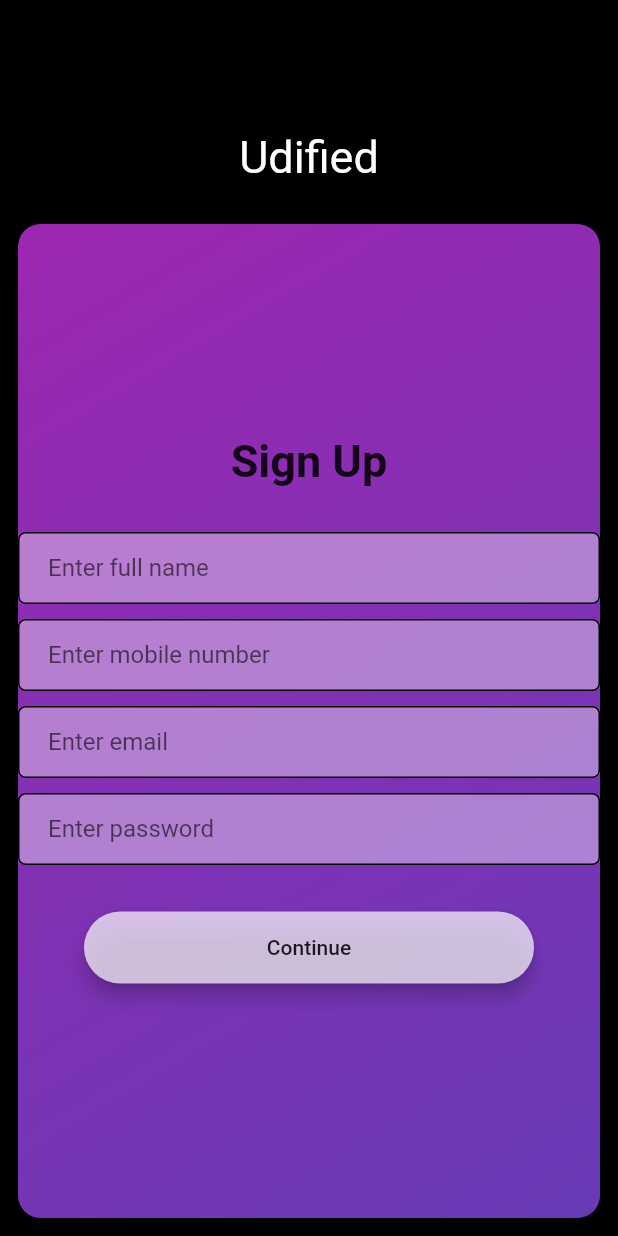
After one commit to swapnilgulbake/edified, a Flutter app: the screen it shows after launch, after a tap on "Sign Up", on a phone screen of 412 x 824 dp. The commit adds this screen. Run offline on Flutter 3.47's test engine with Material 2 defaults, Android fonts, the phone set to English and light mode, and no system bars.

Commit message:
Welcome Screen, login,register and homescreen with navigator

```diff
--- /dev/null
+++ b/lib/constants/constants.dart
@@ -0,0 +1,22 @@
+import 'package:flutter/material.dart';
+
+const kInputDecoration = InputDecoration(
+  fillColor: Colors.white38,
+  filled: true,
+  hintText: 'Enter a text',
+  contentPadding:
+  EdgeInsets.symmetric(vertical: 10.0, horizontal: 20.0),
+  border: OutlineInputBorder(
+    borderRadius: BorderRadius.all(Radius.circular(5.0)),
+  ),
+  enabledBorder: OutlineInputBorder(
+    borderSide:
+    BorderSide( width: 1.0),
+    borderRadius: BorderRadius.all(Radius.circular(5.0)),
+  ),
+  focusedBorder: OutlineInputBorder(
+    borderSide:
+    BorderSide( width: 2.0),
+    borderRadius: BorderRadius.all(Radius.circular(5.0)),
+  ),
+);
--- a/lib/main.dart
+++ b/lib/main.dart
@@ -1,4 +1,6 @@
 import 'package:edified/screens/home_screen.dart';
+import 'package:edified/screens/login_screen/login.dart';
+import 'package:edified/screens/register_screen/register.dart';
 import 'package:edified/screens/welcome_screen.dart';
 import 'package:flutter/material.dart';
 
@@ -14,6 +16,8 @@ class MyApp extends StatelessWidget {
       routes: {
         WelcomeScreen.id: (context) => WelcomeScreen(),
         HomeScreen.id: (context) => HomeScreen(),
+        LoginScreen.id: (context) => LoginScreen(),
+        SignUpScreen.id: (context) => SignUpScreen(),
       },
     );
   }
--- /dev/null
+++ b/lib/screens/register_screen/register.dart
@@ -0,0 +1,129 @@
+import 'package:flutter/material.dart';
+
+import '../../constants/constants.dart';
+import '../home_screen.dart';
+
+class SignUpScreen extends StatefulWidget {
+  static String id = 'register_page';
+
+  @override
+  State<SignUpScreen> createState() => _SignUpScreenState();
+}
+
+class _SignUpScreenState extends State<SignUpScreen> {
+  @override
+  Widget build(BuildContext context) {
+    return Scaffold(
+      backgroundColor: Colors.black,
+      body: Column(
+        crossAxisAlignment: CrossAxisAlignment.stretch,
+        mainAxisAlignment: MainAxisAlignment.spaceEvenly,
+        children: [
+          Expanded(
+            child: Container(
+              padding: EdgeInsets.all(15),
+              alignment: Alignment.bottomLeft,
+              child: Row(
+                mainAxisAlignment: MainAxisAlignment.center,
+                children: [
+                  Text(
+                    "Udified",
+                    style: TextStyle(fontSize: 30, color: Colors.white),
+                  ),
+                ],
+              ),
+            ),
+          ),
+          Expanded(
+            flex: 5,
+            child: Container(
+              margin: EdgeInsets.all(12.0),
+              decoration: BoxDecoration(
+                gradient: LinearGradient(
+                  colors: [
+                    Colors.purple,
+                    Colors.deepPurple,
+                  ],
+                  begin: Alignment.topLeft,
+                  end: Alignment.bottomRight,
+                ),
+                borderRadius: BorderRadius.circular(15),
+              ),
+              child: Column(
+                crossAxisAlignment: CrossAxisAlignment.center,
+                mainAxisAlignment: MainAxisAlignment.center,
+                children: [
+                  Text(
+                    'Sign Up',
+                    style: TextStyle(
+                      fontSize: 30,
+                      fontWeight: FontWeight.bold,
+                    ),
+                  ),
+                  SizedBox(
+                    height: 30,
+                  ),
+                  SingleChildScrollView(
+                    child: TextField(
+                      keyboardType: TextInputType.name,
+                      onChanged: (value) {},
+                      decoration:
+                      kInputDecoration.copyWith(hintText: 'Enter full name'),
+                    ),
+                  ),
+                  SizedBox(height: 10,),
+
+                  TextField(
+                    keyboardType: TextInputType.phone,
+                    onChanged: (value) {},
+                    decoration:
+                    kInputDecoration.copyWith(hintText: 'Enter mobile number'),
+                  ),
+                  SizedBox(height: 10,),
+
+                  TextField(
+                    keyboardType: TextInputType.emailAddress,
+                    onChanged: (value) {},
+                    decoration:
+                    kInputDecoration.copyWith(hintText: 'Enter email'),
+                  ),
+                  SizedBox(
+                    height: 10.0,
+                  ),
+                  TextField(
+                    obscureText: true,
+                    onChanged: (value) {},
+                    decoration:
+                    kInputDecoration.copyWith(hintText: 'Enter password'),
+                  ),
+                  SizedBox(
+                    height: 15,
+                  ),
+
+                  Padding(
+                    padding: EdgeInsets.symmetric(vertical: 16.0),
+                    child: Material(
+                      elevation: 5.0,
+                      color: Colors.white70,
+                      borderRadius: BorderRadius.circular(30.0),
+                      child: MaterialButton(
+                        onPressed: () {
+                          Navigator.pushNamed(context, HomeScreen.id);
+                        },
+                        minWidth: 300.0,
+                        height: 42.0,
+                        child: Text(
+                          'Continue',
+                        ),
+                      ),
+                    ),
+                  ),
+                ],
+              ),
+            ),
+          ),
+        ],
+      ),
+    );
+  }
+}
--- a/lib/screens/welcome_screen.dart
+++ b/lib/screens/welcome_screen.dart
@@ -1,3 +1,5 @@
+import 'package:edified/screens/login_screen/login.dart';
+import 'package:edified/screens/register_screen/register.dart';
 import 'package:flutter/material.dart';
 import 'package:edified/screens/home_screen.dart';
 
@@ -10,7 +12,6 @@ class WelcomeScreen extends StatefulWidget {
 
 class _WelcomeScreenState extends State<WelcomeScreen> {
   @override
-
   Widget build(BuildContext context) {
     return Scaffold(
       body: Center(
@@ -27,16 +28,20 @@ class _WelcomeScreenState extends State<WelcomeScreen> {
             child: Column(
               mainAxisAlignment: MainAxisAlignment.center,
               children: [
-                CircleAvatar(
-                  radius: 50.0,
-                  backgroundImage: AssetImage('images/screenshot .jpeg'),
+                Container(
+                  width: 200,
+                  height: 200,
+                  child: Image(
+                    image: AssetImage('images/LOGOO.jpeg'),
                   ),
-                SizedBox(height: 15),
+                ),
+                //SizedBox(height: 1),
                 Text(
                   'EDIFIED',
                   style: TextStyle(
-                    fontSize: 25,
-                    fontWeight: FontWeight.bold,
+                    color: Colors.white,
+                    fontSize: 20,
+                    fontFamily: 'Pacifico',
                   ),
                 ),
                 SizedBox(
@@ -59,13 +64,13 @@ class _WelcomeScreenState extends State<WelcomeScreen> {
                     color: Colors.white70,
                     borderRadius: BorderRadius.circular(30.0),
                     child: MaterialButton(
-                  onPressed: (){
-                    Navigator.pushNamed(context, HomeScreen.id);
+                      onPressed: () {
+                        Navigator.pushNamed(context, LoginScreen.id);
                       },
                       minWidth: 300.0,
                       height: 42.0,
                       child: Text(
-                    'LogIn',
+                        'Login',
                       ),
                     ),
                   ),
@@ -77,13 +82,13 @@ class _WelcomeScreenState extends State<WelcomeScreen> {
                     color: Colors.white70,
                     borderRadius: BorderRadius.circular(30.0),
                     child: MaterialButton(
-                  onPressed: (){
-                    Navigator.pushNamed(context, HomeScreen.id);
+                      onPressed: () {
+                        Navigator.pushNamed(context, SignUpScreen.id);
                       },
                       minWidth: 300.0,
                       height: 42.0,
                       child: Text(
-                    'Register',
+                        'Sign Up',
                       ),
                     ),
                   ),
```
Also changed, not shown: lib/components/reusable_container.dart (added, +21 -0 lines), lib/screens/login_screen/login.dart (added, +110 -0 lines), pubspec.yaml (+8 -5 lines), fonts/Pacifico-Regular.ttf (added), images/EDIFIED.jpeg (added), images/LOGOO.jpeg (added). Lines whose indentation alone changed are shown as unchanged.
